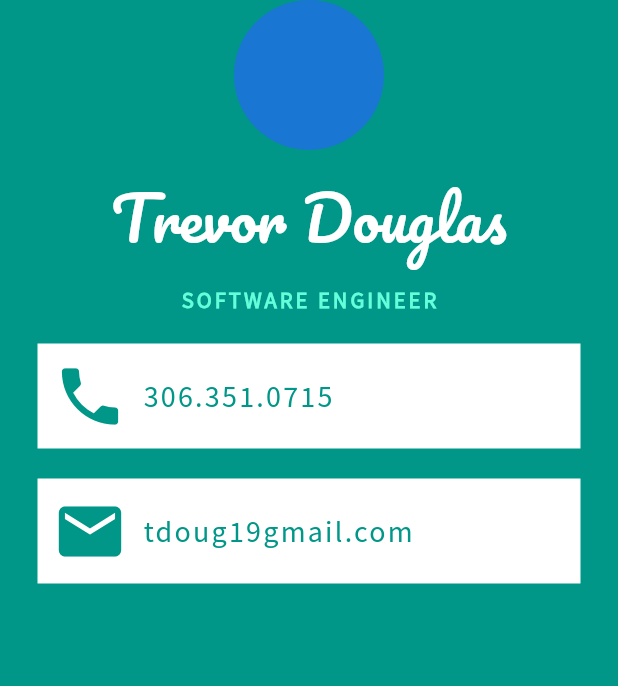
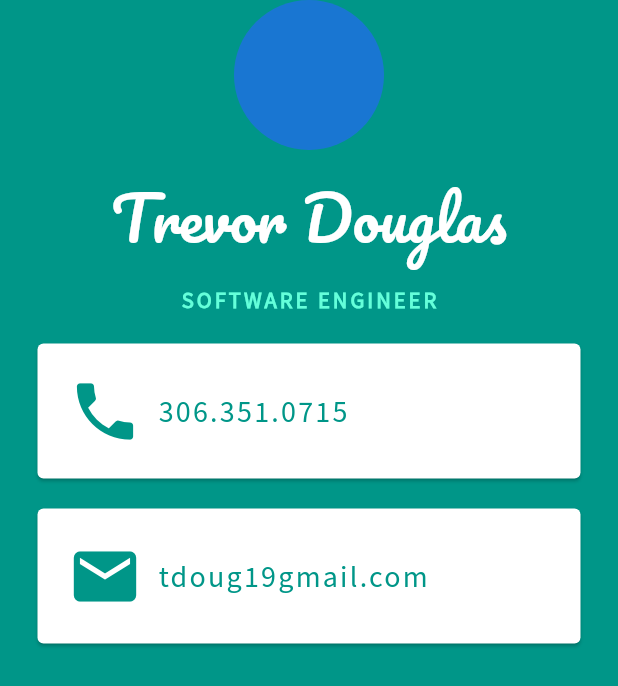
Before and after one commit to tdoug19/FlutterFirebaseCourse, a Flutter app: the screen it shows after launch, on a phone screen of 412 x 824 dp. Shown: the top 686 px of the screen. Run offline on Flutter 3.47's test engine with Material 2 defaults, Android fonts, the phone set to English and light mode, and no system bars; missing offline and left inert: random_words.

Commit message:
Added cards to the UI

```diff
--- a/mi_td/lib/main.dart
+++ b/mi_td/lib/main.dart
@@ -44,13 +44,14 @@ class MyApp extends StatelessWidget {
               SizedBox(
                 height: 10.0
               ),
-              Container(
-                padding: EdgeInsets.all(10.0),
+              Card(
                 color: Colors.white,
                 margin: EdgeInsets.symmetric(
                   vertical: 10.0,
                   horizontal: 25.0
                 ),
+                child: Padding(
+                  padding: EdgeInsets.all(20.0),
                   child: Row(
                     children: <Widget>[
                       Icon(Icons.phone,
@@ -72,13 +73,15 @@ class MyApp extends StatelessWidget {
                     ],
                   ),
                 ),
-              Container(
-                padding: EdgeInsets.all(10.0),
+              ),
+              Card(
                 color: Colors.white,
                 margin: EdgeInsets.symmetric(
                     vertical: 10.0,
                     horizontal: 25.0
                 ),
+                child: Padding(
+                  padding: EdgeInsets.all(20.0),
                   child: Row(
                     children: <Widget>[
                       Icon(Icons.email,
@@ -100,6 +103,7 @@ class MyApp extends StatelessWidget {
                     ],
                   ),
                 ),
+              ),
 
             ],
           ),
```
Lines whose indentation alone changed are shown as unchanged.
